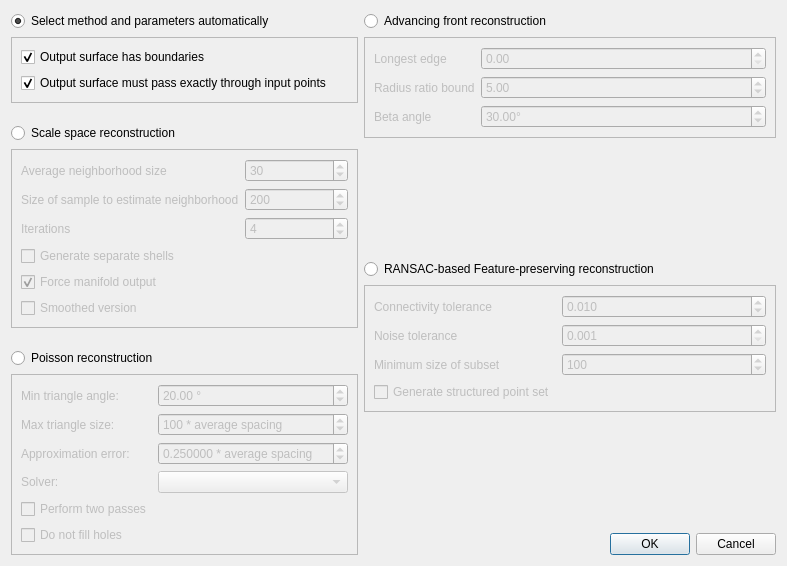
First picture: the form in Polyhedron/demo/Polyhedron/Plugins/Point_set/Surface_reconstruction_plugin.ui, repository CGAL/cgal, before the edit.
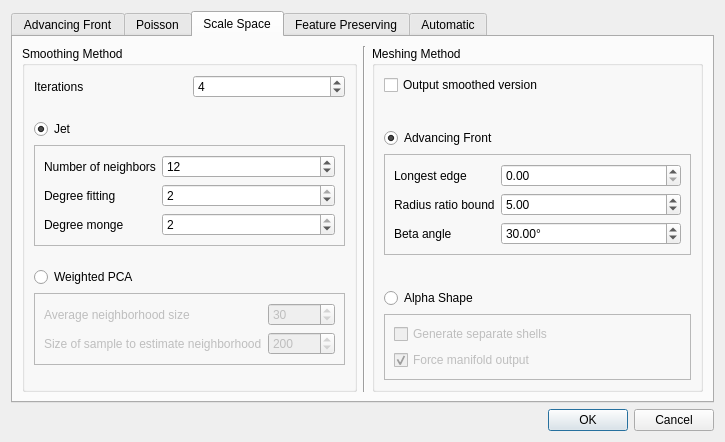
Second picture: the form after the edit.

Commit message: Update surface reconstruction plugin

Patch:
```diff
--- a/Polyhedron/demo/Polyhedron/Plugins/Point_set/Surface_reconstruction_plugin.ui
+++ b/Polyhedron/demo/Polyhedron/Plugins/Point_set/Surface_reconstruction_plugin.ui
@@ -6,220 +6,122 @@
    <rect>
     <x>0</x>
     <y>0</y>
-    <width>787</width>
-    <height>566</height>
+    <width>725</width>
+    <height>442</height>
    </rect>
   </property>
   <property name="windowTitle">
    <string>Surface Reconstruction</string>
   </property>
-  <layout class="QHBoxLayout" name="horizontalLayout">
+  <layout class="QVBoxLayout" name="verticalLayout_7">
    <item>
-    <layout class="QVBoxLayout" name="verticalLayout_2">
-     <item>
-      <widget class="QRadioButton" name="buttonAuto">
-       <property name="text">
-        <string>Select method and parameters automatically</string>
-       </property>
-       <property name="checked">
-        <bool>true</bool>
+    <widget class="QTabWidget" name="tabWidget">
+     <property name="currentIndex">
+      <number>2</number>
+     </property>
+     <widget class="QWidget" name="tab">
+      <attribute name="title">
+       <string>Advancing Front</string>
+      </attribute>
+      <layout class="QFormLayout" name="formLayout_5">
+       <property name="fieldGrowthPolicy">
+        <enum>QFormLayout::AllNonFixedFieldsGrow</enum>
        </property>
-      </widget>
-     </item>
-     <item>
-      <widget class="QFrame" name="frameAuto">
-       <property name="frameShape">
-        <enum>QFrame::StyledPanel</enum>
-       </property>
-       <property name="frameShadow">
-        <enum>QFrame::Raised</enum>
-       </property>
-       <layout class="QVBoxLayout" name="verticalLayout">
-        <item>
-         <widget class="QCheckBox" name="m_boundaries">
-          <property name="text">
-           <string>Output surface has boundaries</string>
-          </property>
-          <property name="checked">
-           <bool>true</bool>
-          </property>
-         </widget>
-        </item>
-        <item>
-         <widget class="QCheckBox" name="m_interpolate">
-          <property name="text">
-           <string>Output surface must pass exactly through input points</string>
-          </property>
-          <property name="checked">
-           <bool>true</bool>
-          </property>
-         </widget>
-        </item>
-       </layout>
-      </widget>
-     </item>
-     <item>
-      <spacer name="verticalSpacer_3">
-       <property name="orientation">
-        <enum>Qt::Vertical</enum>
-       </property>
-       <property name="sizeHint" stdset="0">
-        <size>
-         <width>20</width>
-         <height>40</height>
-        </size>
-       </property>
-      </spacer>
-     </item>
-     <item>
-      <widget class="QRadioButton" name="buttonScaleSpace">
-       <property name="text">
-        <string>Scale space reconstruction</string>
-       </property>
-      </widget>
-     </item>
-     <item>
-      <widget class="QFrame" name="frameScaleSpace">
-       <property name="enabled">
-        <bool>false</bool>
-       </property>
-       <property name="frameShape">
-        <enum>QFrame::StyledPanel</enum>
-       </property>
-       <property name="frameShadow">
-        <enum>QFrame::Raised</enum>
-       </property>
-       <layout class="QFormLayout" name="formLayout_2">
-        <item row="0" column="0">
-         <widget class="QLabel" name="label_2">
-          <property name="text">
-           <string>Average neighborhood size</string>
-          </property>
-         </widget>
-        </item>
-        <item row="0" column="1">
-         <widget class="QSpinBox" name="m_neighbors">
-          <property name="minimum">
-           <number>0</number>
-          </property>
-          <property name="maximum">
-           <number>100000</number>
-          </property>
-          <property name="value">
-           <number>30</number>
-          </property>
-         </widget>
-        </item>
         <item row="1" column="0">
-         <widget class="QLabel" name="label_4">
+        <widget class="QLabel" name="label">
           <property name="text">
-           <string>Size of sample to estimate neighborhood</string>
+          <string>Longest edge</string>
           </property>
          </widget>
         </item>
         <item row="1" column="1">
-         <widget class="QSpinBox" name="m_samples">
+        <widget class="QDoubleSpinBox" name="m_longestEdge">
           <property name="maximum">
-           <number>1000000</number>
-          </property>
-          <property name="value">
-           <number>200</number>
-          </property>
-         </widget>
-        </item>
-        <item row="2" column="0">
-         <widget class="QLabel" name="label_3">
-          <property name="text">
-           <string>Iterations</string>
-          </property>
-         </widget>
-        </item>
-        <item row="2" column="1">
-         <widget class="QSpinBox" name="m_iterations">
-          <property name="minimum">
-           <number>1</number>
-          </property>
-          <property name="maximum">
-           <number>1000000</number>
-          </property>
-          <property name="value">
-           <number>4</number>
+          <double>999999999.000000000000000</double>
           </property>
          </widget>
         </item>
         <item row="3" column="0">
-         <widget class="QCheckBox" name="m_genShells">
+        <widget class="QLabel" name="label_9">
           <property name="text">
-           <string>Generate separate shells</string>
-          </property>
-          <property name="checked">
-           <bool>false</bool>
+          <string>Radius ratio bound</string>
+         </property>
+        </widget>
+       </item>
+       <item row="3" column="1">
+        <widget class="QDoubleSpinBox" name="m_radiusRatioBound">
+         <property name="minimum">
+          <double>0.010000000000000</double>
+         </property>
+         <property name="maximum">
+          <double>1000.000000000000000</double>
+         </property>
+         <property name="value">
+          <double>5.000000000000000</double>
           </property>
          </widget>
         </item>
         <item row="4" column="0">
-         <widget class="QCheckBox" name="m_forceManifold">
+        <widget class="QLabel" name="label_10">
           <property name="text">
-           <string>Force manifold output</string>
-          </property>
-          <property name="checked">
-           <bool>true</bool>
-          </property>
-         </widget>
-        </item>
-        <item row="5" column="0">
-         <widget class="QCheckBox" name="m_genSmooth">
-          <property name="text">
-           <string>Smoothed version</string>
-          </property>
-          <property name="checked">
-           <bool>false</bool>
-          </property>
-         </widget>
-        </item>
-       </layout>
-      </widget>
-     </item>
-     <item>
-      <spacer name="verticalSpacer_2">
-       <property name="orientation">
-        <enum>Qt::Vertical</enum>
-       </property>
-       <property name="sizeHint" stdset="0">
-        <size>
-         <width>20</width>
-         <height>40</height>
-        </size>
-       </property>
-      </spacer>
-     </item>
-     <item>
-      <widget class="QRadioButton" name="buttonPoisson">
-       <property name="text">
-        <string>Poisson reconstruction</string>
-       </property>
-      </widget>
-     </item>
-     <item>
-      <widget class="QFrame" name="framePoisson">
-       <property name="enabled">
-        <bool>false</bool>
-       </property>
-       <property name="frameShape">
-        <enum>QFrame::StyledPanel</enum>
-       </property>
-       <property name="frameShadow">
-        <enum>QFrame::Raised</enum>
-       </property>
-       <layout class="QFormLayout" name="formLayout_3">
-        <item row="0" column="0">
+          <string>Beta angle</string>
+         </property>
+        </widget>
+       </item>
+       <item row="4" column="1">
+        <widget class="QDoubleSpinBox" name="m_betaAngle">
+         <property name="suffix">
+          <string>°</string>
+         </property>
+         <property name="maximum">
+          <double>150.000000000000000</double>
+         </property>
+         <property name="value">
+          <double>30.000000000000000</double>
+         </property>
+        </widget>
+       </item>
+       <item row="0" column="1">
+        <spacer name="verticalSpacer_8">
+         <property name="orientation">
+          <enum>Qt::Vertical</enum>
+         </property>
+         <property name="sizeHint" stdset="0">
+          <size>
+           <width>20</width>
+           <height>40</height>
+          </size>
+         </property>
+        </spacer>
+       </item>
+       <item row="5" column="1">
+        <spacer name="verticalSpacer_9">
+         <property name="orientation">
+          <enum>Qt::Vertical</enum>
+         </property>
+         <property name="sizeHint" stdset="0">
+          <size>
+           <width>20</width>
+           <height>40</height>
+          </size>
+         </property>
+        </spacer>
+       </item>
+      </layout>
+     </widget>
+     <widget class="QWidget" name="tab_2">
+      <attribute name="title">
+       <string>Poisson</string>
+      </attribute>
+      <layout class="QFormLayout" name="formLayout_6">
+       <item row="1" column="0">
          <widget class="QLabel" name="label_5">
           <property name="text">
            <string>Min triangle angle:</string>
           </property>
          </widget>
         </item>
-        <item row="0" column="1">
+       <item row="1" column="1">
          <widget class="QDoubleSpinBox" name="m_inputAngle">
           <property name="suffix">
            <string> °</string>
@@ -235,14 +137,14 @@
           </property>
          </widget>
         </item>
-        <item row="1" column="0">
+       <item row="2" column="0">
          <widget class="QLabel" name="label_7">
           <property name="text">
            <string>Max triangle size:</string>
           </property>
          </widget>
         </item>
-        <item row="1" column="1">
+       <item row="2" column="1">
          <widget class="QDoubleSpinBox" name="m_inputRadius">
           <property name="suffix">
            <string> * average spacing</string>
@@ -264,14 +166,14 @@
           </property>
          </widget>
         </item>
-        <item row="2" column="0">
+       <item row="3" column="0">
          <widget class="QLabel" name="label_6">
           <property name="text">
            <string>Approximation error:</string>
           </property>
          </widget>
         </item>
-        <item row="2" column="1">
+       <item row="3" column="1">
          <widget class="QDoubleSpinBox" name="m_inputDistance">
           <property name="suffix">
            <string> * average spacing</string>
@@ -293,116 +195,98 @@
           </property>
          </widget>
         </item>
-        <item row="3" column="0">
+       <item row="4" column="0">
          <widget class="QLabel" name="label_8">
           <property name="text">
            <string>Solver:</string>
           </property>
          </widget>
         </item>
-        <item row="3" column="1">
+       <item row="4" column="1">
          <widget class="QComboBox" name="m_inputSolver">
           <property name="toolTip">
            <string extracomment="Name of the sparse solver"/>
           </property>
          </widget>
         </item>
-        <item row="4" column="0">
+       <item row="5" column="0">
          <widget class="QCheckBox" name="m_inputTwoPasses">
           <property name="text">
            <string>Perform two passes</string>
           </property>
          </widget>
         </item>
-        <item row="5" column="0">
+       <item row="6" column="0">
          <widget class="QCheckBox" name="m_doNotFillHoles">
           <property name="text">
            <string>Do not fill holes</string>
           </property>
          </widget>
         </item>
-       </layout>
-      </widget>
-     </item>
-    </layout>
-   </item>
-   <item>
-    <layout class="QVBoxLayout" name="verticalLayout_3">
-     <item>
-      <widget class="QRadioButton" name="buttonAdvancing">
-       <property name="text">
-        <string>Advancing front reconstruction</string>
-       </property>
-      </widget>
-     </item>
-     <item>
-      <widget class="QFrame" name="frameAdvancing">
-       <property name="enabled">
-        <bool>false</bool>
-       </property>
-       <property name="frameShape">
-        <enum>QFrame::StyledPanel</enum>
-       </property>
-       <property name="frameShadow">
-        <enum>QFrame::Raised</enum>
-       </property>
-       <layout class="QFormLayout" name="formLayout">
-        <item row="0" column="0">
-         <widget class="QLabel" name="label">
-          <property name="text">
-           <string>Longest edge</string>
-          </property>
-         </widget>
-        </item>
         <item row="0" column="1">
-         <widget class="QDoubleSpinBox" name="m_longestEdge">
-          <property name="maximum">
-           <double>999999999.000000000000000</double>
-          </property>
-         </widget>
-        </item>
-        <item row="1" column="0">
-         <widget class="QLabel" name="label_9">
-          <property name="text">
-           <string>Radius ratio bound</string>
-          </property>
-         </widget>
-        </item>
-        <item row="2" column="0">
-         <widget class="QLabel" name="label_10">
+        <spacer name="verticalSpacer_10">
+         <property name="orientation">
+          <enum>Qt::Vertical</enum>
+         </property>
+         <property name="sizeHint" stdset="0">
+          <size>
+           <width>20</width>
+           <height>40</height>
+          </size>
+         </property>
+        </spacer>
+       </item>
+       <item row="6" column="1">
+        <spacer name="verticalSpacer_11">
+         <property name="orientation">
+          <enum>Qt::Vertical</enum>
+         </property>
+         <property name="sizeHint" stdset="0">
+          <size>
+           <width>20</width>
+           <height>40</height>
+          </size>
+         </property>
+        </spacer>
+       </item>
+      </layout>
+     </widget>
+     <widget class="QWidget" name="tab_3">
+      <attribute name="title">
+       <string>Scale Space</string>
+      </attribute>
+      <layout class="QHBoxLayout" name="horizontalLayout">
+       <item>
+        <layout class="QVBoxLayout" name="verticalLayout">
+         <item>
+          <widget class="QGroupBox" name="groupBox">
+           <property name="title">
+            <string>Smoothing Method</string>
+           </property>
+           <layout class="QVBoxLayout" name="verticalLayout_5">
+            <item>
+             <layout class="QHBoxLayout" name="horizontalLayout_2">
+              <item>
+               <widget class="QLabel" name="label_3">
           <property name="text">
-           <string>Beta angle</string>
+                 <string>Iterations</string>
           </property>
          </widget>
         </item>
-        <item row="1" column="1">
-         <widget class="QDoubleSpinBox" name="m_radiusRatioBound">
+              <item>
+               <widget class="QSpinBox" name="m_iterations">
           <property name="minimum">
-           <double>0.010000000000000</double>
+                 <number>1</number>
           </property>
           <property name="maximum">
-           <double>1000.000000000000000</double>
+                 <number>1000000</number>
           </property>
           <property name="value">
-           <double>5.000000000000000</double>
-          </property>
-         </widget>
-        </item>
-        <item row="2" column="1">
-         <widget class="QDoubleSpinBox" name="m_betaAngle">
-          <property name="suffix">
-           <string>°</string>
-          </property>
-          <property name="maximum">
-           <double>150.000000000000000</double>
-          </property>
-          <property name="value">
-           <double>30.000000000000000</double>
+                 <number>4</number>
           </property>
          </widget>
         </item>
        </layout>
-      </widget>
      </item>
      <item>
       <spacer name="verticalSpacer">
@@ -418,17 +302,227 @@
       </spacer>
      </item>
      <item>
-      <widget class="QRadioButton" name="buttonRANSAC">
+             <widget class="QRadioButton" name="m_scalespace_jet">
        <property name="text">
-        <string>RANSAC-based Feature-preserving reconstruction</string>
-       </property>
+               <string>Jet</string>
+              </property>
+              <property name="checked">
+               <bool>true</bool>
+              </property>
       </widget>
      </item>
      <item>
-      <widget class="QFrame" name="frameRANSAC">
+             <widget class="QFrame" name="frame_jet">
+              <property name="frameShape">
+               <enum>QFrame::StyledPanel</enum>
+              </property>
+              <property name="frameShadow">
+               <enum>QFrame::Raised</enum>
+              </property>
+              <layout class="QFormLayout" name="formLayout_3">
+               <item row="0" column="0">
+                <widget class="QLabel" name="label_13">
+                 <property name="text">
+                  <string>Number of neighbors</string>
+                 </property>
+                </widget>
+               </item>
+               <item row="0" column="1">
+                <widget class="QSpinBox" name="m_neighbors">
+                 <property name="minimum">
+                  <number>1</number>
+                 </property>
+                 <property name="maximum">
+                  <number>100000</number>
+                 </property>
+                 <property name="value">
+                  <number>12</number>
+                 </property>
+                </widget>
+               </item>
+               <item row="1" column="0">
+                <widget class="QLabel" name="degreeFittingLabel">
+                 <property name="text">
+                  <string>Degree fitting</string>
+                 </property>
+                </widget>
+               </item>
+               <item row="1" column="1">
+                <widget class="QSpinBox" name="m_fitting">
+                 <property name="minimum">
+                  <number>1</number>
+                 </property>
+                 <property name="maximum">
+                  <number>2</number>
+                 </property>
+                 <property name="value">
+                  <number>2</number>
+                 </property>
+                </widget>
+               </item>
+               <item row="2" column="0">
+                <widget class="QLabel" name="degreeMongeLabel">
+                 <property name="text">
+                  <string>Degree monge</string>
+                 </property>
+                </widget>
+               </item>
+               <item row="2" column="1">
+                <widget class="QSpinBox" name="m_monge">
+                 <property name="minimum">
+                  <number>1</number>
+                 </property>
+                 <property name="maximum">
+                  <number>2</number>
+                 </property>
+                 <property name="value">
+                  <number>2</number>
+                 </property>
+                </widget>
+               </item>
+              </layout>
+             </widget>
+            </item>
+            <item>
+             <spacer name="verticalSpacer_2">
+              <property name="orientation">
+               <enum>Qt::Vertical</enum>
+              </property>
+              <property name="sizeHint" stdset="0">
+               <size>
+                <width>20</width>
+                <height>40</height>
+               </size>
+              </property>
+             </spacer>
+            </item>
+            <item>
+             <widget class="QRadioButton" name="m_scalespace_pca">
+              <property name="text">
+               <string>Weighted PCA</string>
+              </property>
+             </widget>
+            </item>
+            <item>
+             <widget class="QFrame" name="frame_pca">
        <property name="enabled">
         <bool>false</bool>
        </property>
+              <property name="frameShape">
+               <enum>QFrame::StyledPanel</enum>
+              </property>
+              <property name="frameShadow">
+               <enum>QFrame::Raised</enum>
+              </property>
+              <layout class="QFormLayout" name="formLayout">
+               <item row="0" column="0">
+                <widget class="QLabel" name="label_2">
+                 <property name="text">
+                  <string>Average neighborhood size</string>
+                 </property>
+                </widget>
+               </item>
+               <item row="0" column="1">
+                <widget class="QSpinBox" name="m_neighborhood_size">
+                 <property name="minimum">
+                  <number>0</number>
+                 </property>
+                 <property name="maximum">
+                  <number>100000</number>
+                 </property>
+                 <property name="value">
+                  <number>30</number>
+                 </property>
+                </widget>
+               </item>
+               <item row="1" column="0">
+                <widget class="QLabel" name="label_4">
+                 <property name="text">
+                  <string>Size of sample to estimate neighborhood</string>
+                 </property>
+                </widget>
+               </item>
+               <item row="1" column="1">
+                <widget class="QSpinBox" name="m_samples">
+                 <property name="maximum">
+                  <number>1000000</number>
+                 </property>
+                 <property name="value">
+                  <number>200</number>
+                 </property>
+                </widget>
+               </item>
+              </layout>
+             </widget>
+            </item>
+            <item>
+             <spacer name="verticalSpacer_3">
+              <property name="orientation">
+               <enum>Qt::Vertical</enum>
+              </property>
+              <property name="sizeHint" stdset="0">
+               <size>
+                <width>20</width>
+                <height>40</height>
+               </size>
+              </property>
+             </spacer>
+            </item>
+           </layout>
+          </widget>
+         </item>
+        </layout>
+       </item>
+       <item>
+        <widget class="Line" name="line">
+         <property name="orientation">
+          <enum>Qt::Vertical</enum>
+         </property>
+        </widget>
+       </item>
+       <item>
+        <layout class="QVBoxLayout" name="verticalLayout_2">
+         <item>
+          <widget class="QGroupBox" name="groupBox_2">
+           <property name="title">
+            <string>Meshing Method</string>
+           </property>
+           <layout class="QVBoxLayout" name="verticalLayout_6">
+            <item>
+             <widget class="QCheckBox" name="m_genSmooth">
+              <property name="text">
+               <string>Output smoothed version</string>
+              </property>
+              <property name="checked">
+               <bool>false</bool>
+              </property>
+             </widget>
+            </item>
+            <item>
+             <spacer name="verticalSpacer_4">
+              <property name="orientation">
+               <enum>Qt::Vertical</enum>
+              </property>
+              <property name="sizeHint" stdset="0">
+               <size>
+                <width>20</width>
+                <height>40</height>
+               </size>
+              </property>
+             </spacer>
+            </item>
+            <item>
+             <widget class="QRadioButton" name="m_scalespace_af">
+              <property name="text">
+               <string>Advancing Front</string>
+              </property>
+              <property name="checked">
+               <bool>true</bool>
+              </property>
+             </widget>
+            </item>
+            <item>
+             <widget class="QFrame" name="frame_af">
        <property name="frameShape">
         <enum>QFrame::StyledPanel</enum>
        </property>
@@ -436,24 +530,151 @@
         <enum>QFrame::Raised</enum>
        </property>
        <layout class="QFormLayout" name="formLayout_4">
-        <property name="fieldGrowthPolicy">
-         <enum>QFormLayout::AllNonFixedFieldsGrow</enum>
-        </property>
-        <item row="3" column="0">
-         <widget class="QCheckBox" name="m_generateStructured">
-          <property name="text">
-           <string>Generate structured point set</string>
-          </property>
-         </widget>
-        </item>
         <item row="0" column="0">
+                <widget class="QLabel" name="label_14">
+                 <property name="text">
+                  <string>Longest edge</string>
+                 </property>
+                </widget>
+               </item>
+               <item row="0" column="1">
+                <widget class="QDoubleSpinBox" name="m_longestEdge_2">
+                 <property name="maximum">
+                  <double>999999999.000000000000000</double>
+                 </property>
+                </widget>
+               </item>
+               <item row="2" column="1">
+                <widget class="QDoubleSpinBox" name="m_betaAngle_2">
+                 <property name="suffix">
+                  <string>°</string>
+                 </property>
+                 <property name="maximum">
+                  <double>150.000000000000000</double>
+                 </property>
+                 <property name="value">
+                  <double>30.000000000000000</double>
+                 </property>
+                </widget>
+               </item>
+               <item row="1" column="1">
+                <widget class="QDoubleSpinBox" name="m_radiusRatioBound_2">
+                 <property name="minimum">
+                  <double>0.010000000000000</double>
+                 </property>
+                 <property name="maximum">
+                  <double>1000.000000000000000</double>
+                 </property>
+                 <property name="value">
+                  <double>5.000000000000000</double>
+                 </property>
+                </widget>
+               </item>
+               <item row="1" column="0">
+                <widget class="QLabel" name="label_16">
+                 <property name="text">
+                  <string>Radius ratio bound</string>
+                 </property>
+                </widget>
+               </item>
+               <item row="2" column="0">
+                <widget class="QLabel" name="label_15">
+                 <property name="text">
+                  <string>Beta angle</string>
+                 </property>
+                </widget>
+               </item>
+              </layout>
+             </widget>
+            </item>
+            <item>
+             <spacer name="verticalSpacer_5">
+              <property name="orientation">
+               <enum>Qt::Vertical</enum>
+              </property>
+              <property name="sizeHint" stdset="0">
+               <size>
+                <width>20</width>
+                <height>40</height>
+               </size>
+              </property>
+             </spacer>
+            </item>
+            <item>
+             <widget class="QRadioButton" name="m_scalespace_as">
+              <property name="text">
+               <string>Alpha Shape</string>
+              </property>
+             </widget>
+            </item>
+            <item>
+             <widget class="QFrame" name="frame_as">
+              <property name="enabled">
+               <bool>false</bool>
+              </property>
+              <property name="frameShape">
+               <enum>QFrame::StyledPanel</enum>
+              </property>
+              <property name="frameShadow">
+               <enum>QFrame::Raised</enum>
+              </property>
+              <layout class="QVBoxLayout" name="verticalLayout_3">
+               <item>
+                <widget class="QCheckBox" name="m_genShells">
+                 <property name="text">
+                  <string>Generate separate shells</string>
+                 </property>
+                 <property name="checked">
+                  <bool>false</bool>
+                 </property>
+                </widget>
+               </item>
+               <item>
+                <widget class="QCheckBox" name="m_forceManifold">
+                 <property name="text">
+                  <string>Force manifold output</string>
+                 </property>
+                 <property name="checked">
+                  <bool>true</bool>
+                 </property>
+                </widget>
+               </item>
+              </layout>
+             </widget>
+            </item>
+            <item>
+             <spacer name="verticalSpacer_6">
+              <property name="orientation">
+               <enum>Qt::Vertical</enum>
+              </property>
+              <property name="sizeHint" stdset="0">
+               <size>
+                <width>20</width>
+                <height>8</height>
+               </size>
+              </property>
+             </spacer>
+            </item>
+           </layout>
+          </widget>
+         </item>
+        </layout>
+       </item>
+      </layout>
+     </widget>
+     <widget class="QWidget" name="tab_4">
+      <attribute name="title">
+       <string>Feature Preserving</string>
+      </attribute>
+      <layout class="QFormLayout" name="formLayout_7">
+       <item row="1" column="0">
          <widget class="QLabel" name="connectivityToleranceLabel">
           <property name="text">
            <string>Connectivity tolerance</string>
           </property>
          </widget>
         </item>
-        <item row="0" column="1">
+       <item row="1" column="1">
          <widget class="QDoubleSpinBox" name="m_connectivityTolerance">
           <property name="decimals">
            <number>3</number>
@@ -469,14 +690,14 @@
           </property>
          </widget>
         </item>
-        <item row="1" column="0">
+       <item row="2" column="0">
          <widget class="QLabel" name="noiseToleranceLabel">
           <property name="text">
            <string>Noise tolerance</string>
           </property>
          </widget>
         </item>
-        <item row="1" column="1">
+       <item row="2" column="1">
          <widget class="QDoubleSpinBox" name="m_noiseTolerance">
           <property name="decimals">
            <number>3</number>
@@ -489,14 +710,14 @@
           </property>
          </widget>
         </item>
-        <item row="2" column="0">
+       <item row="3" column="0">
          <widget class="QLabel" name="minimumSizeOfSubsetLabel">
           <property name="text">
            <string>Minimum size of subset</string>
           </property>
          </widget>
         </item>
-        <item row="2" column="1">
+       <item row="3" column="1">
          <widget class="QSpinBox" name="m_minSizeSubset">
           <property name="minimum">
            <number>1</number>
@@ -512,11 +733,81 @@
           </property>
          </widget>
         </item>
-       </layout>
-      </widget>
+       <item row="4" column="0">
+        <widget class="QCheckBox" name="m_generateStructured">
+         <property name="text">
+          <string>Generate structured point set</string>
+         </property>
+        </widget>
+       </item>
+       <item row="0" column="1">
+        <spacer name="verticalSpacer_12">
+         <property name="orientation">
+          <enum>Qt::Vertical</enum>
+         </property>
+         <property name="sizeHint" stdset="0">
+          <size>
+           <width>20</width>
+           <height>40</height>
+          </size>
+         </property>
+        </spacer>
+       </item>
+       <item row="4" column="1">
+        <spacer name="verticalSpacer_13">
+         <property name="orientation">
+          <enum>Qt::Vertical</enum>
+         </property>
+         <property name="sizeHint" stdset="0">
+          <size>
+           <width>20</width>
+           <height>40</height>
+          </size>
+         </property>
+        </spacer>
+       </item>
+      </layout>
+     </widget>
+     <widget class="QWidget" name="tab_5">
+      <attribute name="title">
+       <string>Automatic</string>
+      </attribute>
+      <layout class="QVBoxLayout" name="verticalLayout_4">
+       <item>
+        <spacer name="verticalSpacer_14">
+         <property name="orientation">
+          <enum>Qt::Vertical</enum>
+         </property>
+         <property name="sizeHint" stdset="0">
+          <size>
+           <width>20</width>
+           <height>40</height>
+          </size>
+         </property>
+        </spacer>
      </item>
      <item>
-      <spacer name="verticalSpacer_4">
+        <widget class="QCheckBox" name="m_boundaries">
+         <property name="text">
+          <string>Output surface has boundaries</string>
+         </property>
+         <property name="checked">
+          <bool>true</bool>
+         </property>
+        </widget>
+       </item>
+       <item>
+        <widget class="QCheckBox" name="m_interpolate">
+         <property name="text">
+          <string>Output surface must pass exactly through input points</string>
+         </property>
+         <property name="checked">
+          <bool>true</bool>
+         </property>
+        </widget>
+       </item>
+       <item>
+        <spacer name="verticalSpacer_7">
        <property name="orientation">
         <enum>Qt::Vertical</enum>
        </property>
@@ -527,6 +818,10 @@
         </size>
        </property>
       </spacer>
+       </item>
+      </layout>
+     </widget>
+    </widget>
      </item>
      <item>
       <widget class="QDialogButtonBox" name="buttonBox">
@@ -536,8 +831,6 @@
       </widget>
      </item>
     </layout>
-   </item>
-  </layout>
  </widget>
  <resources/>
  <connections>
```
Left out of the diff: 64 changed lines with no effect on the pictures. Lines whose indentation alone changed are shown as unchanged. The commit also changes 1 other file.
